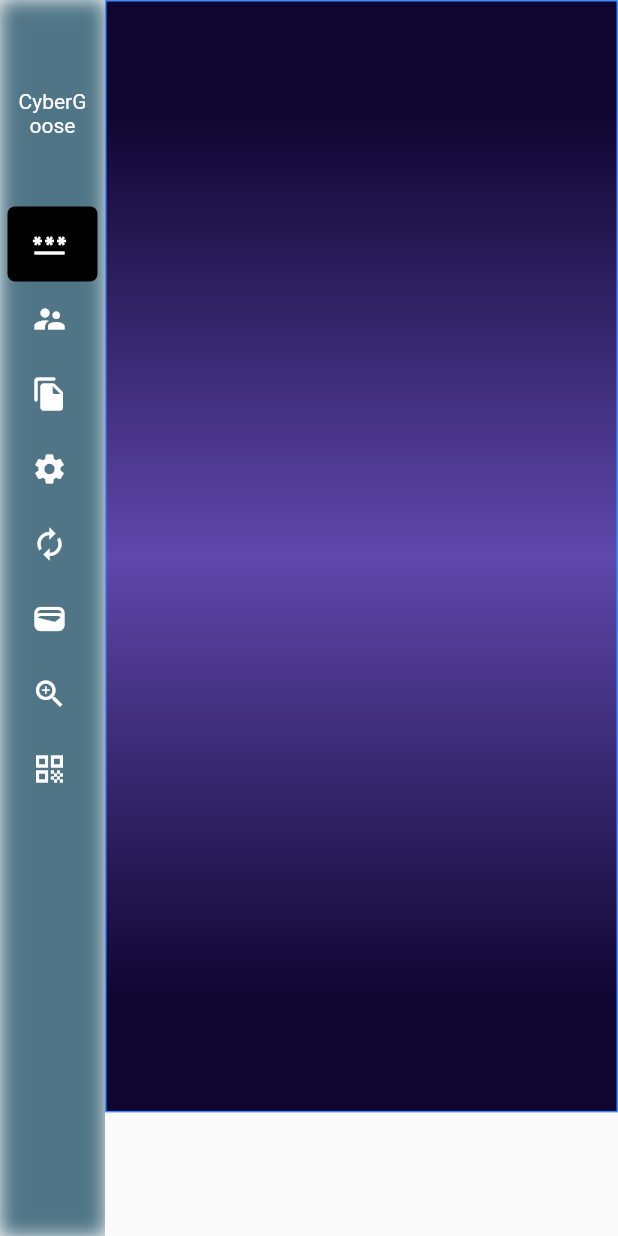
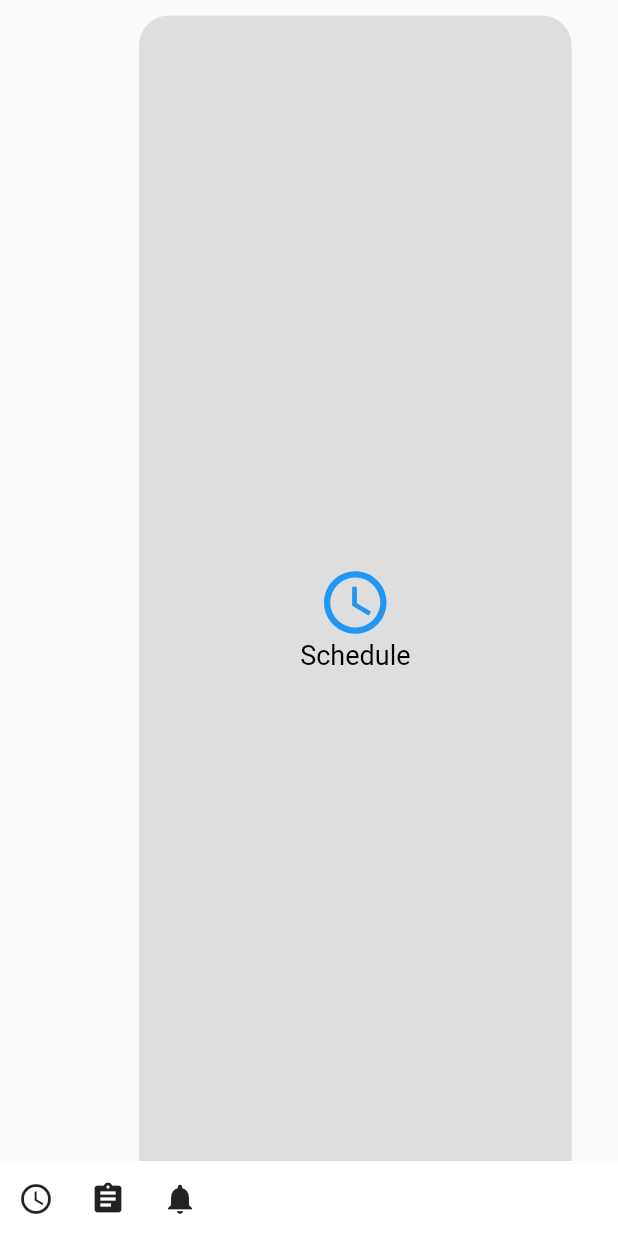
Before and after one commit to dhalmy/iit-scheduling-app, a Flutter app: the screen it shows after launch, on a phone screen of 412 x 824 dp. Run offline on Flutter 3.47's test engine with Material 2 defaults, Android fonts, the phone set to English and light mode, and no system bars; drawn by our look-alikes of easy_sidemenu.

Commit message:
Created a bottom nav bar for mobile. Bare-bones still.

```diff
--- /dev/null
+++ b/lib/nav_bar/bottom_nav_bar.dart
@@ -0,0 +1,173 @@
+import 'package:flutter/gestures.dart';
+import 'package:flutter/material.dart';
+
+class BottomNavBarLayout extends StatefulWidget {
+  const BottomNavBarLayout({super.key});
+
+  @override
+  State<BottomNavBarLayout> createState() => _BottomNavBarLayoutState();
+}
+
+class _BottomNavBarLayoutState extends State<BottomNavBarLayout> {
+  final _pageController = PageController();
+  bool pageIsScrolling = false;
+
+  @override
+  Widget build(BuildContext context) {
+    double spacing = MediaQuery.of(context).size.height *
+        0.025; // 2.5% of the screen height for top and bottom
+
+    void onScroll(double offset) {
+      if (pageIsScrolling == false) {
+        pageIsScrolling = true;
+        if (offset > 0) {
+          _pageController
+              .nextPage(
+              duration: const Duration(milliseconds: 500),
+              curve: Curves.easeInOut)
+              .then((value) => pageIsScrolling = false);
+          print('next page');
+        } else {
+          _pageController
+              .previousPage(
+              duration: const Duration(milliseconds: 500),
+              curve: Curves.easeInOut)
+              .then((value) => pageIsScrolling = false);
+          print('previous page');
+        }
+      }
+    }
+
+    List<Widget> pages = [
+      Container(
+        decoration: BoxDecoration(
+          color: Colors.grey.withOpacity(0.3), // Make gray more transparent
+          borderRadius:
+          BorderRadius.circular(20.0), // Adjust the radius as needed
+        ),
+        child: Column(
+          mainAxisAlignment: MainAxisAlignment.center,
+          crossAxisAlignment: CrossAxisAlignment.center,
+          children: [
+            Icon(Icons.schedule, size: 50.0, color: Colors.blue), // Changed the icon here
+            Text(
+              'Schedule', // Changed the text here
+              style: TextStyle(
+                fontSize: 18.0,
+                color: Colors.black, // Change text color to black
+              ),
+            ),
+          ],
+        ),
+      ),
+      Container(
+        decoration: BoxDecoration(
+          color: Colors.grey.withOpacity(0.3), // Make gray more transparent
+          borderRadius:
+          BorderRadius.circular(20.0), // Adjust the radius as needed
+        ),
+        child: Column(
+          mainAxisAlignment: MainAxisAlignment.center,
+          crossAxisAlignment: CrossAxisAlignment.center,
+          children: [
+            Icon(Icons.assignment, size: 50.0, color: Colors.green), // Changed the icon here
+            Text(
+              'Assignments', // Changed the text here
+              style: TextStyle(
+                fontSize: 18.0,
+                color: Colors.black, // Change text color to black
+              ),
+            ),
+          ],
+        ),
+      ),
+      Container(
+        decoration: BoxDecoration(
+          color: Colors.grey.withOpacity(0.3), // Make gray more transparent
+          borderRadius:
+          BorderRadius.circular(20.0), // Adjust the radius as needed
+        ),
+        child: Column(
+          mainAxisAlignment: MainAxisAlignment.center,
+          crossAxisAlignment: CrossAxisAlignment.center,
+          children: [
+            Icon(Icons.notifications, size: 50.0, color: Colors.orange), // Changed the icon here
+            Text(
+              'Notifications', // Changed the text here
+              style: TextStyle(
+                fontSize: 18.0,
+                color: Colors.black, // Change text color to black
+              ),
+            ),
+          ],
+        ),
+      ),
+    ];
+
+    return Scaffold(
+      body: Stack(
+        children: [
+          // Transparent gray background for smaller widget
+          Positioned(
+            top: spacing / 2,
+            bottom: spacing / 2,
+            right: spacing, // 2.5% of the screen width from the right
+            child: GestureDetector(
+              onHorizontalDragUpdate: (details) {
+                onScroll(details.delta.dx); // Use delta.dx for horizontal scrolling
+              },
+              child: Listener(
+                onPointerSignal: (pointerSignal) {
+                  if (pointerSignal is PointerScrollEvent) {
+                    onScroll(pointerSignal.scrollDelta.dy);
+                  }
+                },
+                child: SizedBox(
+                  width: MediaQuery.of(context).size.width *
+                      0.75, // 75% of the screen width
+                  child: PageView.builder(
+                    itemCount: pages.length,
+                    scrollDirection: Axis.horizontal, // Change to horizontal
+                    padEnds: false,
+                    controller: _pageController,
+                    itemBuilder: (BuildContext context, int index) {
+                      return Container(
+                        margin: EdgeInsets.only(left: spacing / 2, right: spacing / 2),
+                        child: pages[index],
+                      );
+                    },
+                  ),
+                ),
+              ),
+            ),
+          ),
+
+          // White background for bottom bar
+          Positioned(
+            bottom: 0,
+            left: 0,
+            right: 0,
+            child: Container(
+              height: 50, // Adjust the height as needed
+              color: Colors.white, // Change background color to white
+              child: Row(
+                children: [
+                  IconButton(
+                      onPressed: () => _pageController.jumpToPage(0),
+                      icon: const Icon(Icons.schedule)),
+                  IconButton(
+                      onPressed: () => _pageController.jumpToPage(1),
+                      icon: const Icon(Icons.assignment)),
+                  IconButton(
+                      onPressed: () => _pageController.jumpToPage(2),
+                      icon: const Icon(Icons.notifications)),
+                  // Add more IconButton widgets here
+                ],
+              ),
+            ),
+          ),
+        ],
+      ),
+    );
+  }
+}
--- a/lib/nav_bar/nav_bar.dart
+++ b/lib/nav_bar/nav_bar.dart
@@ -8,6 +8,7 @@ import 'dart:io' show Platform;
 import 'package:iitschedulingapp/nav_bar/vertical_nav_bar.dart';
 
 import '../insta/insta.dart';
+import 'bottom_nav_bar.dart';
 import 'home/first_page.dart';
 
 class NavBar extends StatefulWidget {
@@ -22,7 +23,7 @@ class _NavBarState extends State<NavBar> {
     if (kIsWeb) {
       return const TopNavBarLayout();
     } else if (Platform.isAndroid || Platform.isIOS) {
-      return const VerticalNavigationBar();
+      return const BottomNavBarLayout();
     } else {
       return const SideMenuLayout();
     }
```
